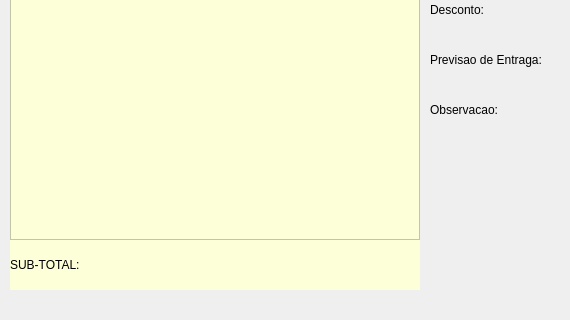
Qt form telas/venda_fecha.ui (htisistema/SISCOM) before a commit; both pictures show x 0 to 570 and y 360 to 680 of the 1250 by 680 pixel window.
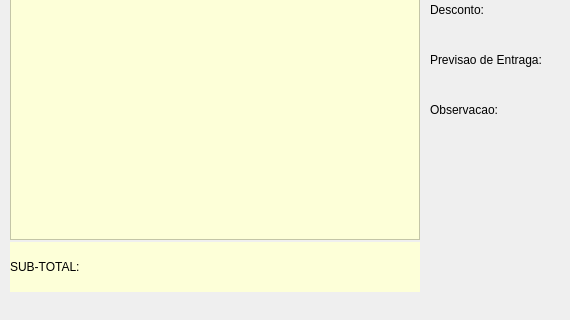
The same form after that commit. Icons and pictures are not drawn.

```diff
--- a/telas/venda_fecha.ui
+++ b/telas/venda_fecha.ui
@@ -112,7 +112,7 @@
     <property name="geometry">
      <rect>
       <x>10</x>
-      <y>600</y>
+      <y>602</y>
       <width>410</width>
       <height>50</height>
      </rect>
```
